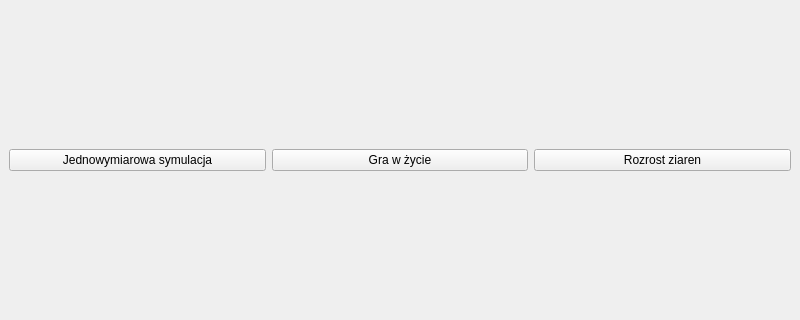
Above: UI/mainwindow.ui from kpusmo/multiscale-modelling before the change; both pictures show x 0 to 800 and y 129 to 449 of the 800 by 600 pixel window. Below: the same form after it.
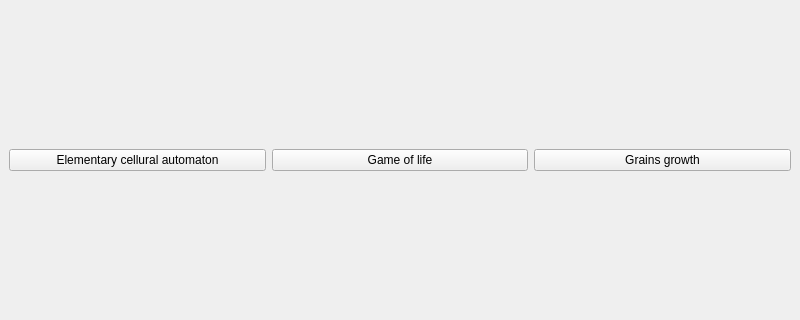
That is the form after the change.

The edit to the form file:
```diff
--- a/UI/mainwindow.ui
+++ b/UI/mainwindow.ui
@@ -18,21 +18,21 @@
     <item row="0" column="0">
      <widget class="QPushButton" name="oneDimensionalModeButton">
       <property name="text">
-       <string>Jednowymiarowa symulacja</string>
+       <string>Elementary cellural automaton</string>
       </property>
      </widget>
     </item>
     <item row="0" column="1">
      <widget class="QPushButton" name="gameModeButton">
       <property name="text">
-       <string>Gra w życie</string>
+       <string>Game of life</string>
       </property>
      </widget>
     </item>
     <item row="0" column="2">
      <widget class="QPushButton" name="grainGrowthButton">
       <property name="text">
-       <string>Rozrost ziaren</string>
+       <string>Grains growth</string>
       </property>
      </widget>
     </item>
```
Left out of the diff: 2 changed lines with no effect on the pictures.
